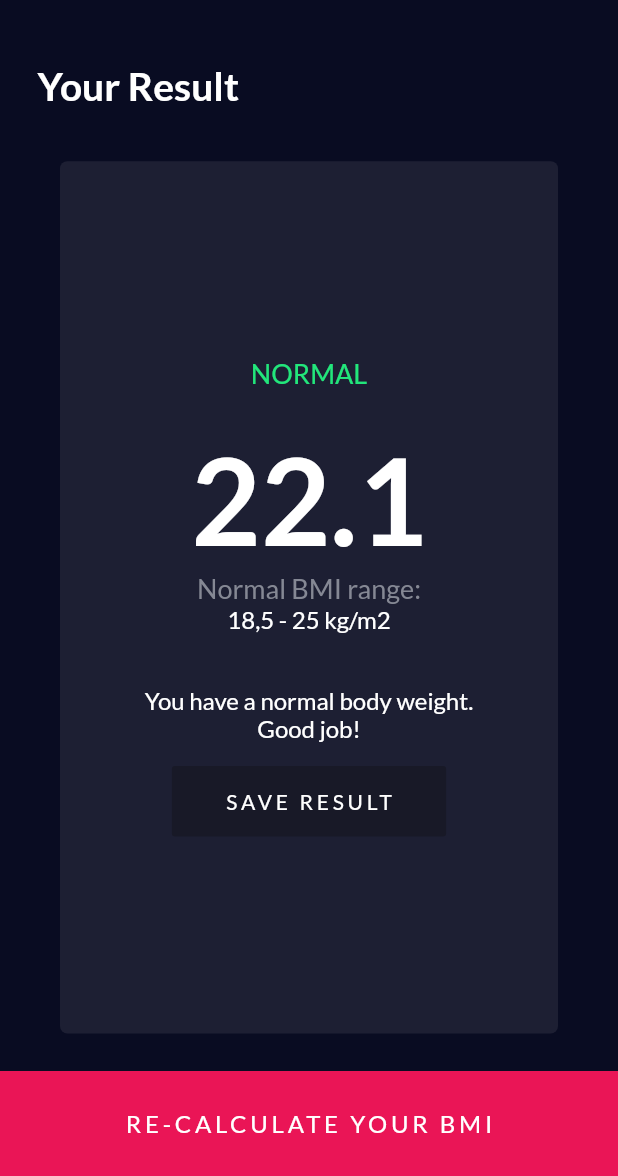
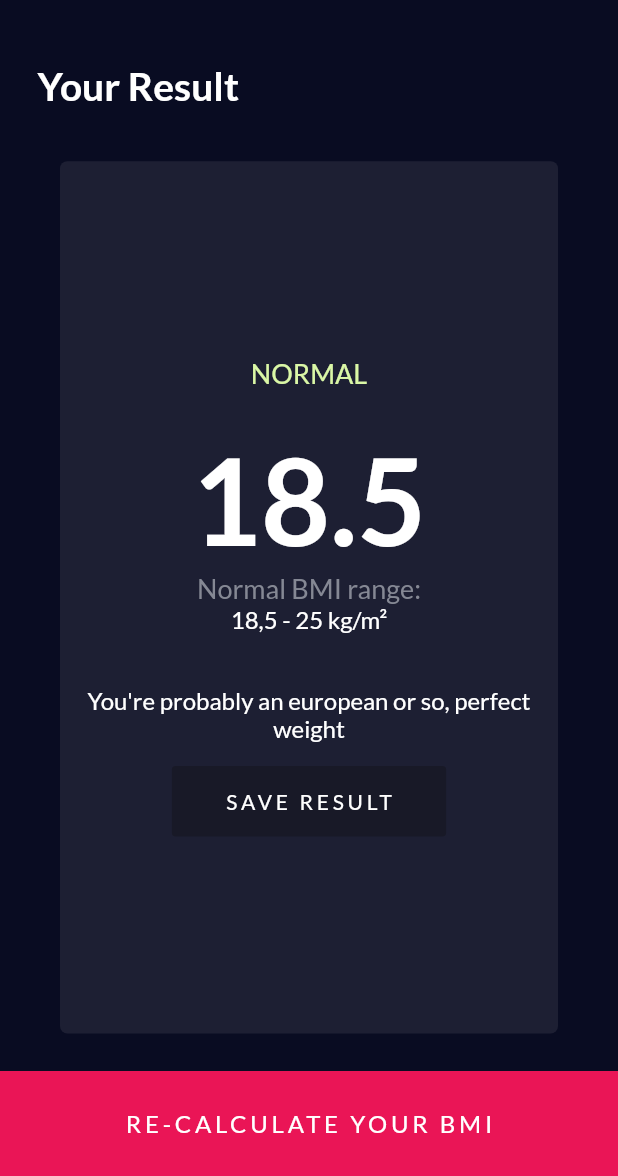
Before and after one commit to Legendree/BmiApplication, a Flutter app: the screen it shows after launch, after a tap on "CALCULATE BMI", on a phone screen of 412 x 824 dp, the part 60-1236 px from its top. Run offline on Flutter 3.47's test engine with Material 2 defaults, Android fonts, the phone set to English and light mode, and no system bars; our stand-ins replace font_awesome_flutter.

Commit message:
Added the functionallity for the app

```diff
--- /dev/null
+++ b/lib/calculation.dart
@@ -0,0 +1,50 @@
+import 'dart:math';
+import 'package:flutter/material.dart';
+
+class Calculation {
+  Calculation({this.height, this.weight});
+
+  final int height;
+  final int weight;
+
+  double _bmi;
+
+  String calculateBmi() {
+    _bmi = weight / pow((height / 100), 2);
+    return _bmi.toStringAsFixed(1);
+  }
+
+  String getHealthStatus() {
+    if (_bmi > 26.00)
+      return "OVERWEIGHT";
+    else if (_bmi > 30.00)
+      return "OBESE";
+    else if (_bmi < 25.00 && _bmi > 18.5)
+      return "NORMAL";
+    else if (_bmi < 18.5) return "UNDERWEIGHT";
+    return "EXTREMLY UNDERWEIGHT";
+  }
+
+  String getFeedback() {
+    if (_bmi > 26.00)
+      return "You should start balancing your carbs, fatty :)";
+    else if (_bmi > 30.00)
+      return "Avarage american, obese and ugly!";
+    else if (_bmi < 25.00 && _bmi > 18.5)
+      return "You're probably an european or so, perfect weight";
+    else if (_bmi < 18.5) return "African boi";
+    return "Holocaust survivor";
+  }
+
+  Color statusColor() {
+    if (_bmi > 26.00)
+      return Color(0xFFD1BA47);
+    else if (_bmi > 30.00)
+      return Color(0xFFC70039);
+    else if (_bmi < 25.00 && _bmi > 18.5)
+      return Color(0XFFDAF7A6);
+    else if (_bmi < 18.5)
+      return Color(0xFFFF5733);
+    return Color(0xFF900C3F);
+  }
+}
--- a/lib/constants.dart
+++ b/lib/constants.dart
@@ -7,6 +7,6 @@ const kBmiContainerColor = Color(0xFF101427);
 const kBmiNormalRangeColor = Color(0xFF22E67B);
 
 const kTextStyle = TextStyle(
-    fontSize: 18, color: Color(0xFF858894), fontWeight: FontWeight.bold);
+    fontSize: 18, color: Color(0xFF858894), fontWeight: FontWeight.w700);
 
-const kValueStyle = TextStyle(fontSize: 42, fontWeight: FontWeight.bold);
+const kValueStyle = TextStyle(fontSize: 42, fontWeight: FontWeight.w700);
--- a/lib/input_page.dart
+++ b/lib/input_page.dart
@@ -5,6 +5,7 @@ import 'reusable_card.dart';
 import 'package:font_awesome_flutter/font_awesome_flutter.dart';
 import 'constants.dart';
 import 'CustomBmiSlider.dart';
+import 'calculation.dart';
 
 class InputPage extends StatefulWidget {
   @override
@@ -129,7 +130,7 @@ class _InputPageState extends State<InputPage> {
                             exec: () {
                               setState(() {
                                 --weight;
-                                if (weight < 32) weight = 32;
+                                if (weight < 15) weight = 15;
                               });
                             },
                           ),
@@ -188,14 +189,21 @@ class _InputPageState extends State<InputPage> {
               children: <Widget>[
                 GestureDetector(
                   onTap: () {
+                    Calculation bmiCalc = Calculation(height: height, weight: weight);
+
                     Navigator.push(context,
-                        MaterialPageRoute(builder: (context) => ResultPage()));
+                        MaterialPageRoute(builder: (context) => ResultPage(
+                          calculatedBmi: bmiCalc.calculateBmi(),
+                          bmiStatus: bmiCalc.getHealthStatus(),
+                          advice: bmiCalc.getFeedback(),
+                          statusColor: bmiCalc.statusColor(),
+                        )));
                   },
                   child: Text("CALCULATE BMI",
                       style: TextStyle(
                           fontSize: 20,
                           color: Colors.white,
-                          fontWeight: FontWeight.bold)),
+                          fontWeight: FontWeight.w700)),
                 )
               ],
             ),
--- a/lib/result_page.dart
+++ b/lib/result_page.dart
@@ -1,11 +1,15 @@
-import 'dart:ffi';
-
 import 'package:flutter/material.dart';
 import 'package:simpleproject/constants.dart';
 import 'reusable_card.dart';
 
 class ResultPage extends StatelessWidget {
-  double calculatedBmi = 22.1;
+
+  ResultPage({this.calculatedBmi, this.bmiStatus, this.advice, this.statusColor});
+
+  final String calculatedBmi;
+  final String bmiStatus;
+  final String advice;
+  final Color statusColor;
 
   @override
   Widget build(BuildContext context) {
@@ -37,11 +41,11 @@ class ResultPage extends StatelessWidget {
                   mainAxisAlignment: MainAxisAlignment.center,
                   crossAxisAlignment: CrossAxisAlignment.center,
                   children: <Widget>[
-                    Text('NORMAL',
+                    Text(bmiStatus,
                         style: TextStyle(
-                            color: kBmiNormalRangeColor, fontSize: 18)),
+                            color: statusColor, fontSize: 18)),
                     SizedBox(height: 25),
-                    Text(calculatedBmi.toString(),
+                    Text(calculatedBmi,
                         style: TextStyle(
                             fontWeight: FontWeight.bold,
                             fontSize: 80,
@@ -49,20 +53,24 @@ class ResultPage extends StatelessWidget {
                     Text('Normal BMI range:',
                         style:
                             TextStyle(color: Color(0xFF858894), fontSize: 18)),
-                    Text('18,5 - 25 kg/m2',
+                    Text('18,5 - 25 kg/m²',
                         style: TextStyle(color: Colors.white, fontSize: 16)),
                     SizedBox(height: 35),
-                    Text('You have a normal body weight. \nGood job!',
+                    Text(advice,
                         style: TextStyle(color: Colors.white, fontSize: 16),
                         textAlign: TextAlign.center),
                     SizedBox(height: 15),
                     FlatButton(
+                      shape: RoundedRectangleBorder(
+                        borderRadius: BorderRadius.circular(2.5),
+                      ),
                       color: Color(0xFF181927),
                       child: Text('SAVE RESULT',
                           style: TextStyle(
                               color: Colors.white, letterSpacing: 2.5)),
                       onPressed: () {},
                       padding: EdgeInsets.fromLTRB(35, 15, 35, 15),
+                      highlightColor: Color(0xFF343549),
                     ),
                   ],
                 ),
```
